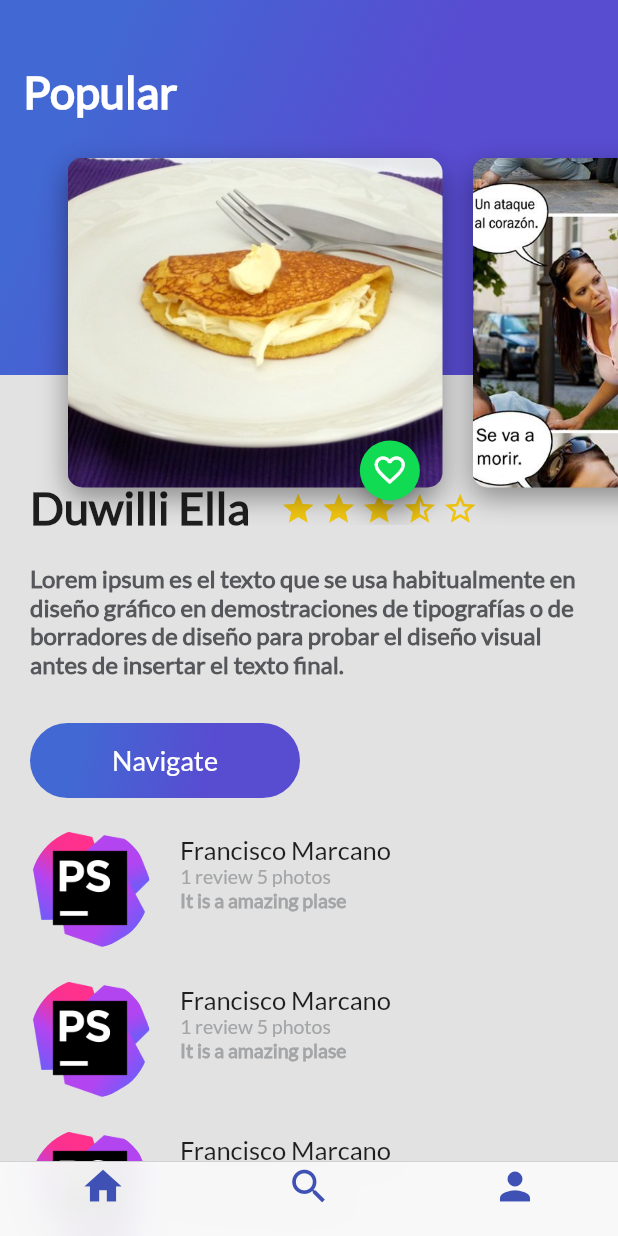
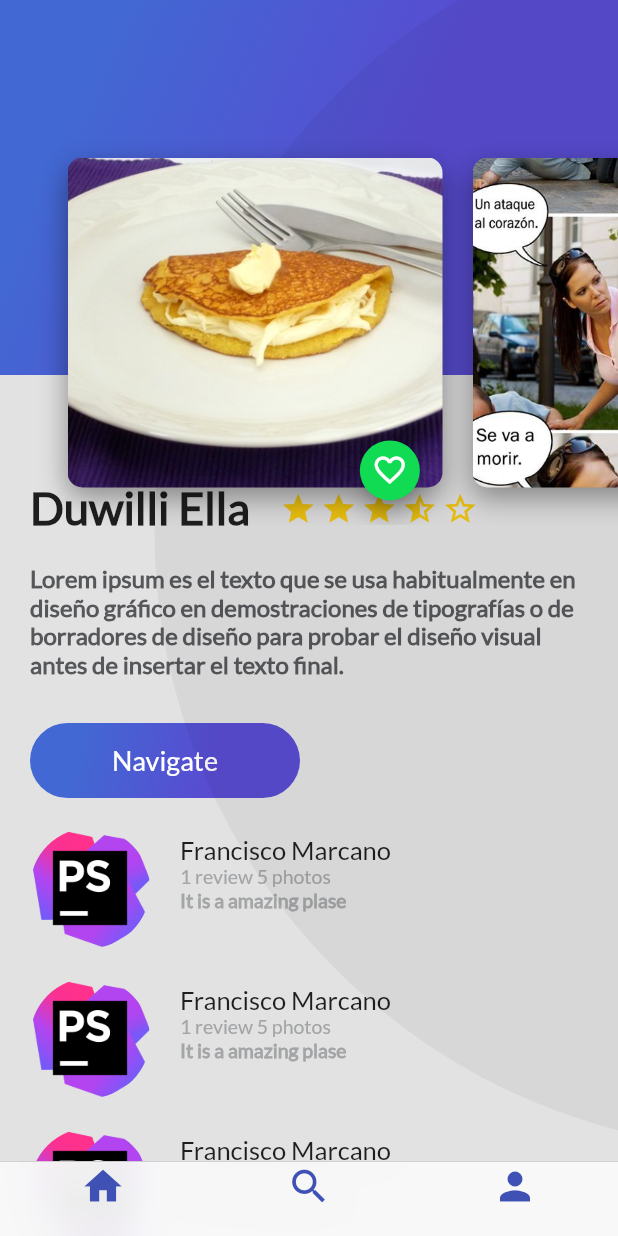
Before and after one commit to fjmn2001/platzi_trips_app, a Flutter app: the PlatziTripsCupertino screen opened directly, on a phone screen of 412 x 824 dp. Run offline on Flutter 3.47's test engine with Material 2 defaults, Android fonts, the phone set to English and light mode, and no system bars; our stand-ins replace cloud_firestore, firebase_auth, google_sign_in; missing offline and left inert: generic_bloc_provider; accounts and stored records are empty.

```diff
--- a/lib/Place/ui/screens/header_app_bar.dart
+++ b/lib/Place/ui/screens/header_app_bar.dart
@@ -7,7 +7,7 @@ class HeaderAppBar extends StatelessWidget {
   Widget build(BuildContext context) {
     return Stack(
       children: <Widget>[
-        GradientBack('Popular', 250),
+        GradientBack(height: 250,),
         CardImageList()
       ],
     );
--- a/lib/widgets/floating_action_button_green.dart
+++ b/lib/widgets/floating_action_button_green.dart
@@ -24,6 +24,7 @@ class _FloatingActionButtonGreen extends State<FloatingActionButtonGreen> {
   Widget build(BuildContext context) {
     // TODO: implement build
     return FloatingActionButton(
+      heroTag: null,
       backgroundColor: Color(0xff11da53),
       mini: true,
       tooltip: 'Fav',
--- a/lib/widgets/gradient_back.dart
+++ b/lib/widgets/gradient_back.dart
@@ -4,11 +4,24 @@ class GradientBack extends StatelessWidget {
   String title = 'Popular';
   double height = 0.0;
 
-  GradientBack(this.title, this.height);
+  GradientBack({
+    Key key,
+    this.title,
+    this.height
+  });
 
   @override
   Widget build(BuildContext context) {
+
+    double screenHeight = MediaQuery.of(context).size.height;
+    double screenWidth = MediaQuery.of(context).size.width;
+
+    if(height == null){
+      height = screenHeight;
+    }
+
     return Container(
+      width: screenWidth,
       height: height,
       decoration: BoxDecoration(
         gradient: LinearGradient(
@@ -22,16 +35,28 @@ class GradientBack extends StatelessWidget {
           tileMode: TileMode.clamp
         )
       ),
-      child: Text(
-        this.title,
-        style: TextStyle(
-          color: Colors.white,
-          fontSize: 30,
-          fontFamily: 'Lato',
-          fontWeight: FontWeight.bold,
+      child: FittedBox(
+        fit: BoxFit.none,
+        alignment: Alignment(-1.5, -0.8),
+        child: Container(
+          width: screenHeight,
+          height: screenHeight,
+          decoration: BoxDecoration(
+            color: Color.fromRGBO(0, 0, 0, 0.05),
+            borderRadius: BorderRadius.circular(screenHeight / 2)
+          ),
         ),
       ),
-      alignment: Alignment(-0.9, -0.6),
+//      child: Text(
+//        this.title,
+//        style: TextStyle(
+//          color: Colors.white,
+//          fontSize: 30,
+//          fontFamily: 'Lato',
+//          fontWeight: FontWeight.bold,
+//        ),
+//      ),
+      //alignment: Alignment(-0.9, -0.6),
     );
   }
 
```
Also changed, not shown: lib/Place/ui/screens/add_place_screen.dart (added, +49 -0 lines), lib/User/ui/screens/sing_in_screen.dart (+12 -2 lines), lib/User/ui/widgets/button_bar.dart (+31 -4 lines), lib/User/ui/widgets/circle_button.dart (+9 -3 lines).
